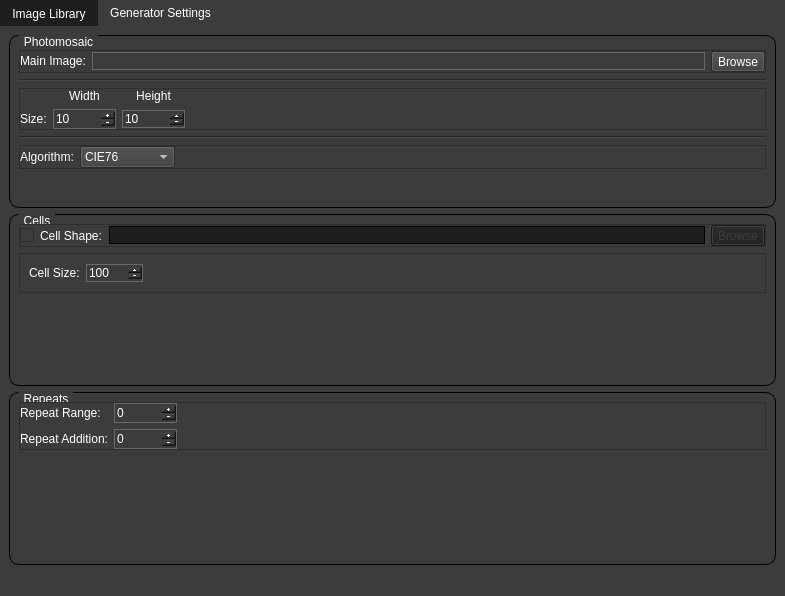
Old version of the form mainwindow.ui in the repository MorganGrundy/MosaicMagnifique.
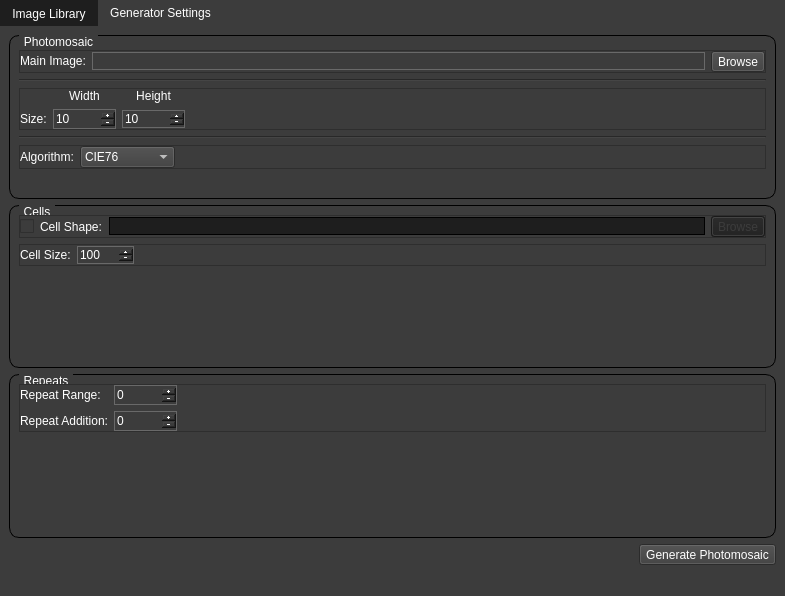
New version of the form.

Commit message:
Simple Photomosaic generation with an RGB Euclidean formula.
Cell library resize now uses CUDA to do a batch resize on gpu.

```diff
--- a/mainwindow.ui
+++ b/mainwindow.ui
@@ -779,6 +779,18 @@
               <enum>QFrame::Raised</enum>
              </property>
              <layout class="QHBoxLayout" name="horizontalLayout_4">
+              <property name="leftMargin">
+               <number>0</number>
+              </property>
+              <property name="topMargin">
+               <number>0</number>
+              </property>
+              <property name="rightMargin">
+               <number>0</number>
+              </property>
+              <property name="bottomMargin">
+               <number>0</number>
+              </property>
               <item>
                <widget class="QLabel" name="label_9">
                 <property name="text">
@@ -1032,6 +1044,13 @@
           </layout>
          </widget>
         </item>
+        <item alignment="Qt::AlignRight">
+         <widget class="QToolButton" name="toolGenerate">
+          <property name="text">
+           <string>Generate Photomosaic</string>
+          </property>
+         </widget>
+        </item>
        </layout>
       </widget>
      </widget>
```
The commit also changes 7 other files.
